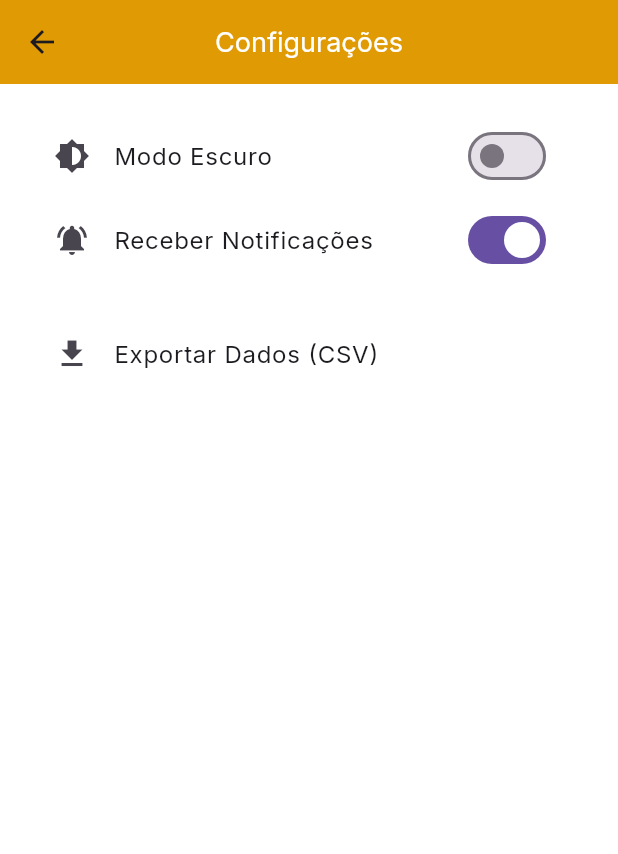
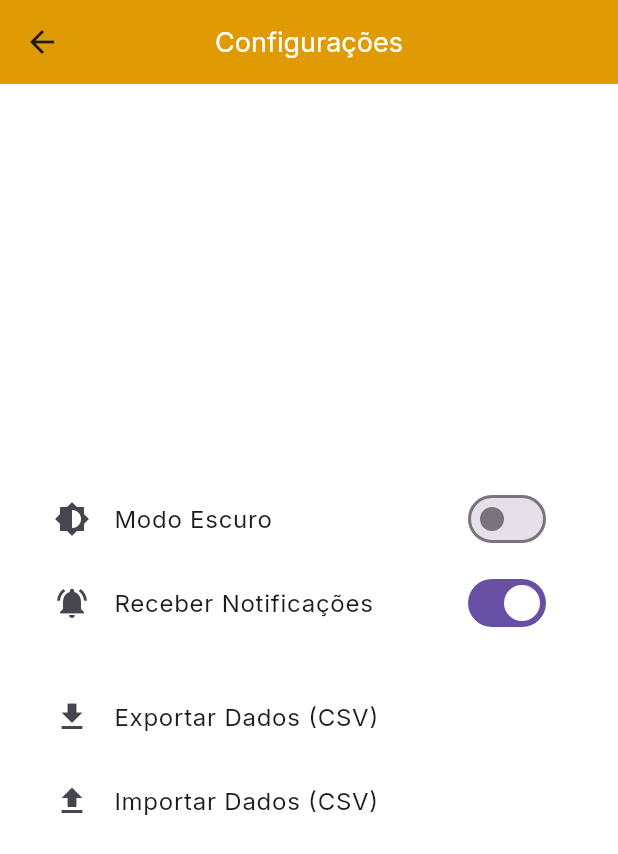
Before and after one commit to vinimiraa/LDDM-ShowCoin, a Flutter app: the SettingsScreen screen opened directly, on a phone screen of 412 x 824 dp. Shown: the top 854 px of the screen. Run offline on Flutter 3.47's test engine with Material 3 defaults, Android fonts, the light colour scheme and no system bars; our stand-ins replace fl_chart, persistent_bottom_nav_bar.

Commit message:
Update: Centralizacao dos botoes e tambem adicionado botao de importar CSV

```diff
--- a/src/lib/screens/settings_screen.dart
+++ b/src/lib/screens/settings_screen.dart
@@ -16,10 +16,13 @@ class _SettingsScreenState extends State<SettingsScreen> {
   Widget build(BuildContext context) {
     return Scaffold(
       appBar: Utils.buildHeader("Configurações"),
-      body: Padding(
+      body: Center(
+        child: Padding(
           padding: const EdgeInsets.all(20.0),
           child: Column(
+            mainAxisAlignment: MainAxisAlignment.center, // Centraliza verticalmente
             crossAxisAlignment: CrossAxisAlignment.start,
+            mainAxisSize: MainAxisSize.min,
             children: [
               SwitchListTile(
                 title: const Text("Modo Escuro"),
@@ -49,22 +52,30 @@ class _SettingsScreenState extends State<SettingsScreen> {
                 title: const Text("Exportar Dados (CSV)"),
                 onTap: _exportarCSV,
               ),
+              ListTile(
+                leading: const Icon(Icons.file_upload),
+                title: const Text("Importar Dados (CSV)"),
+                onTap: _importarCSV,
+              ),
             ],
+          ),
         ),
       ),
     );
   }
 
   void _exportarCSV() {
-    // TODO: Implementar lógica real de exportação de dados financeiros.
     debugPrint("Exportando dados financeiros para CSV...");
     ScaffoldMessenger.of(context).showSnackBar(
       const SnackBar(content: Text("CSV exportado com sucesso!")),
     );
   }
 
-  void _encerrarSessao() {
-    debugPrint("Encerrando sessão...");
-    // TODO: Redirecionar ou limpar dados se necessário
+  void _importarCSV() {
+    debugPrint("Importando dados de um arquivo CSV...");
+    ScaffoldMessenger.of(context).showSnackBar(
+      const SnackBar(content: Text("CSV importado com sucesso!")),
+    );
   }
+
 }
```
Lines whose indentation alone changed are shown as unchanged.
